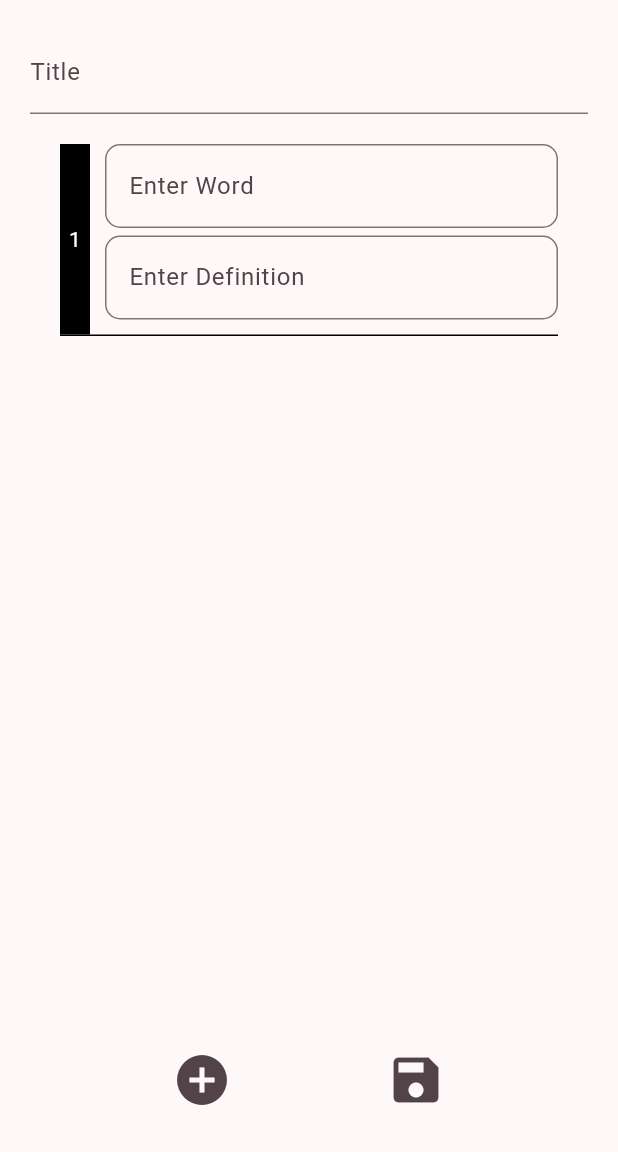
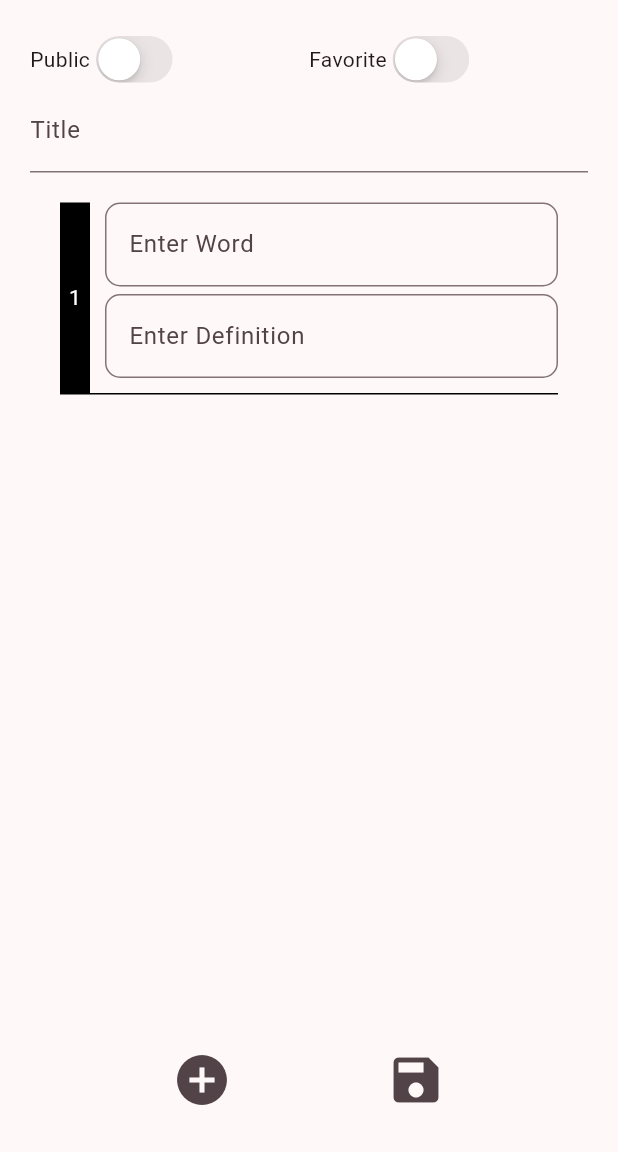
Before and after one commit to LisaMandarin/flutter-vocab-quiz, a Flutter app: the EditWordListPage screen opened directly with empty values, after a tap on the "add circle" icon, on a phone screen of 412 x 824 dp, the part 84-1236 px from its top. Run offline on Flutter 3.47's test engine with Material 3 defaults, Android fonts, the phone set to English and light mode, and no system bars; our stand-ins replace cloud_firestore, firebase_auth, firebase_core, flutter_easyloading, flutter_slidable, google_fonts and 2 more; accounts and stored records are empty.

Commit message:
fix: switch widget for public and favorite

```diff
--- /dev/null
+++ b/lib/views/components/swtich_widget.dart
@@ -0,0 +1,30 @@
+import 'package:flutter/cupertino.dart';
+
+class SwitchWidget extends StatefulWidget {
+  const SwitchWidget({
+    super.key,
+    required this.name,
+    required this.value,
+    required this.onChange,
+  });
+
+  final String name;
+  final bool value;
+  final ValueChanged<bool> onChange;
+
+  @override
+  State<SwitchWidget> createState() => _SwitchWidgetState();
+}
+
+class _SwitchWidgetState extends State<SwitchWidget> {
+  @override
+  Widget build(BuildContext context) {
+    bool changedValue = widget.value;
+    return Row(
+      children: [
+        Text(widget.name),
+        CupertinoSwitch(value: changedValue, onChanged: widget.onChange),
+      ],
+    );
+  }
+}
--- a/lib/views/pages/edit_wordList_page.dart
+++ b/lib/views/pages/edit_wordList_page.dart
@@ -7,6 +7,7 @@ import 'package:vocab_quiz/utils/snackbar.dart';
 import 'package:vocab_quiz/utils/dialog.dart';
 import 'package:vocab_quiz/views/components/appbar_widget.dart';
 import 'package:vocab_quiz/views/components/edit_input_widget.dart';
+import 'package:vocab_quiz/views/components/swtich_widget.dart';
 
 class EditWordListPage extends StatefulWidget {
   const EditWordListPage({
@@ -33,10 +34,15 @@ class _EditWordListPageState extends State<EditWordListPage> {
   // tracks if user has made any changes to show unsaved changes dialog
   bool _hasUnsavedChanges = false;
 
+  bool _isPublic = false;
+  bool _isFavorite = false;
+
   @override
   void initState() {
     super.initState();
     initializeControllers();
+    _isPublic = widget.vocabList.isPublic;
+    _isFavorite = widget.vocabList.isFavorite;
   }
 
   // initialize controllers with existing word list data and set up change listeners
@@ -265,6 +271,40 @@ class _EditWordListPageState extends State<EditWordListPage> {
     );
   }
 
+  Future<void> _handlePublic(bool value, String id) async {
+    EasyLoading.show(status: "Wait...");
+    try {
+      await firestore.value.updateWordListPublic(id, value);
+      if (!mounted) return;
+      setState(() {
+        _isPublic = value;
+      });
+      await EasyLoading.dismiss();
+    } on FirebaseException catch (e) {
+      await EasyLoading.dismiss();
+      if (mounted) {
+        showErrorMessage(context, e.message ?? "Error while changing status");
+      }
+    }
+  }
+
+  Future<void> _handleFavorite(bool value, String id) async {
+    EasyLoading.show(status: "Wait...");
+    try {
+      await firestore.value.updateWordListFavorite(id, value);
+      if (!mounted) return;
+      setState(() {
+        _isFavorite = value;
+      });
+      await EasyLoading.dismiss();
+    } on FirebaseException catch (e) {
+      await EasyLoading.dismiss();
+      if (mounted) {
+        showErrorMessage(context, e.message ?? "Error while changing status");
+      }
+    }
+  }
+
   @override
   Widget build(BuildContext context) {
     return PopScope(
@@ -282,6 +322,29 @@ class _EditWordListPageState extends State<EditWordListPage> {
           padding: const EdgeInsets.all(20.0),
           child: Column(
             children: [
+              // word list setting: favorite and public
+              Row(
+                mainAxisSize: MainAxisSize.max,
+                children: [
+                  Expanded(
+                    child: SwitchWidget(
+                      name: "Public",
+                      value: _isPublic,
+                      onChange: (val) {
+                        _handlePublic(val, widget.wordListID);
+                      },
+                    ),
+                  ),
+                  Expanded(
+                    child: SwitchWidget(
+                      name: "Favorite",
+                      value: _isFavorite,
+                      onChange: (val) =>
+                          _handleFavorite(val, widget.wordListID),
+                    ),
+                  ),
+                ],
+              ),
               // Title input field
               TextField(
                 controller: controllerTitle,
--- a/pubspec.yaml
+++ b/pubspec.yaml
@@ -43,6 +43,7 @@ dependencies:
   cloud_firestore: ^6.0.0
   flutter_slidable: ^4.0.0
   flutter_easyloading: ^3.0.5
+  flutter_tags: "^0.4.9+1"
 
 dev_dependencies:
   flutter_test:
```
Also changed, not shown: lib/views/components/vocabList_widget.dart (+0 -15 lines).
